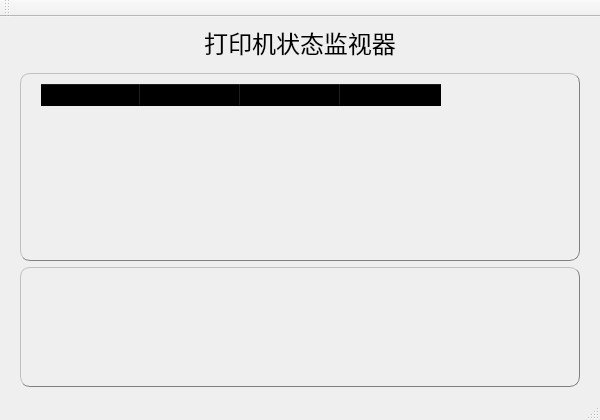
Qt form common/stmui/mainwindow.ui (lzk/nezha) before a commit.
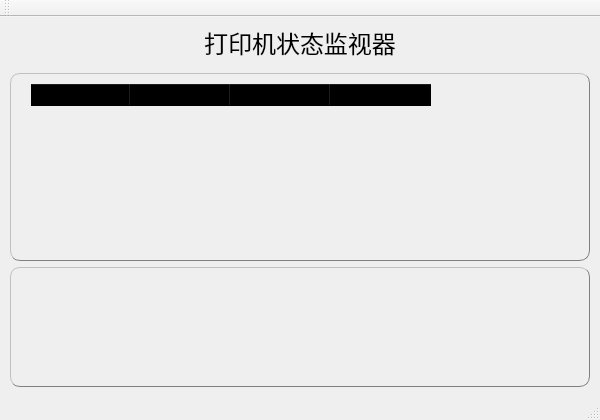
The same form after that commit. Icons and pictures are not drawn.

The edit to the form file:
```diff
--- a/common/stmui/mainwindow.ui
+++ b/common/stmui/mainwindow.ui
@@ -240,13 +240,13 @@
      <widget class="QTableWidget" name="tableWidget_printers">
       <property name="minimumSize">
        <size>
-        <width>560</width>
+        <width>580</width>
         <height>0</height>
        </size>
       </property>
       <property name="maximumSize">
        <size>
-        <width>560</width>
+        <width>580</width>
         <height>16777215</height>
        </size>
       </property>
@@ -291,13 +291,13 @@
      <widget class="QFrame" name="frame">
       <property name="minimumSize">
        <size>
-        <width>560</width>
+        <width>580</width>
         <height>120</height>
        </size>
       </property>
       <property name="maximumSize">
        <size>
-        <width>560</width>
+        <width>580</width>
         <height>120</height>
        </size>
       </property>
```
